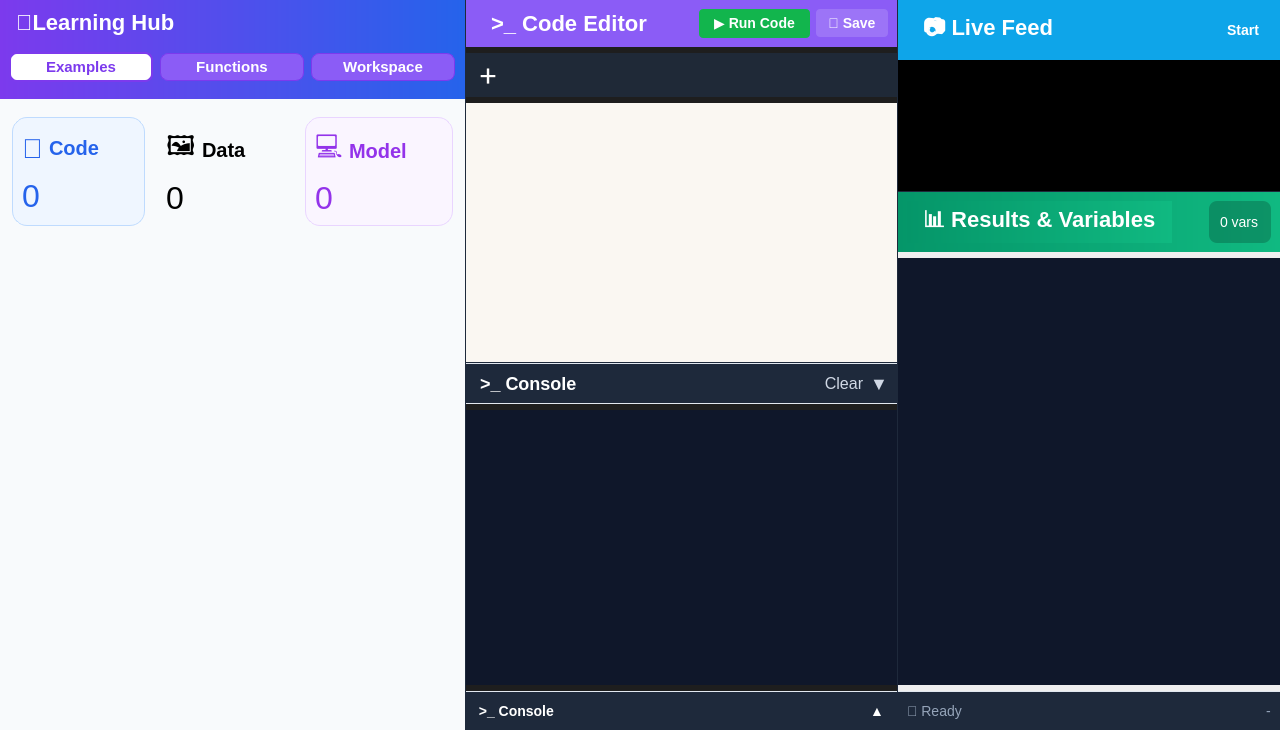
The window that src/ui/running_mode.ui (tttruc1411-tech/AI_Education_App) describes before a commit, drawn with Qt 5.
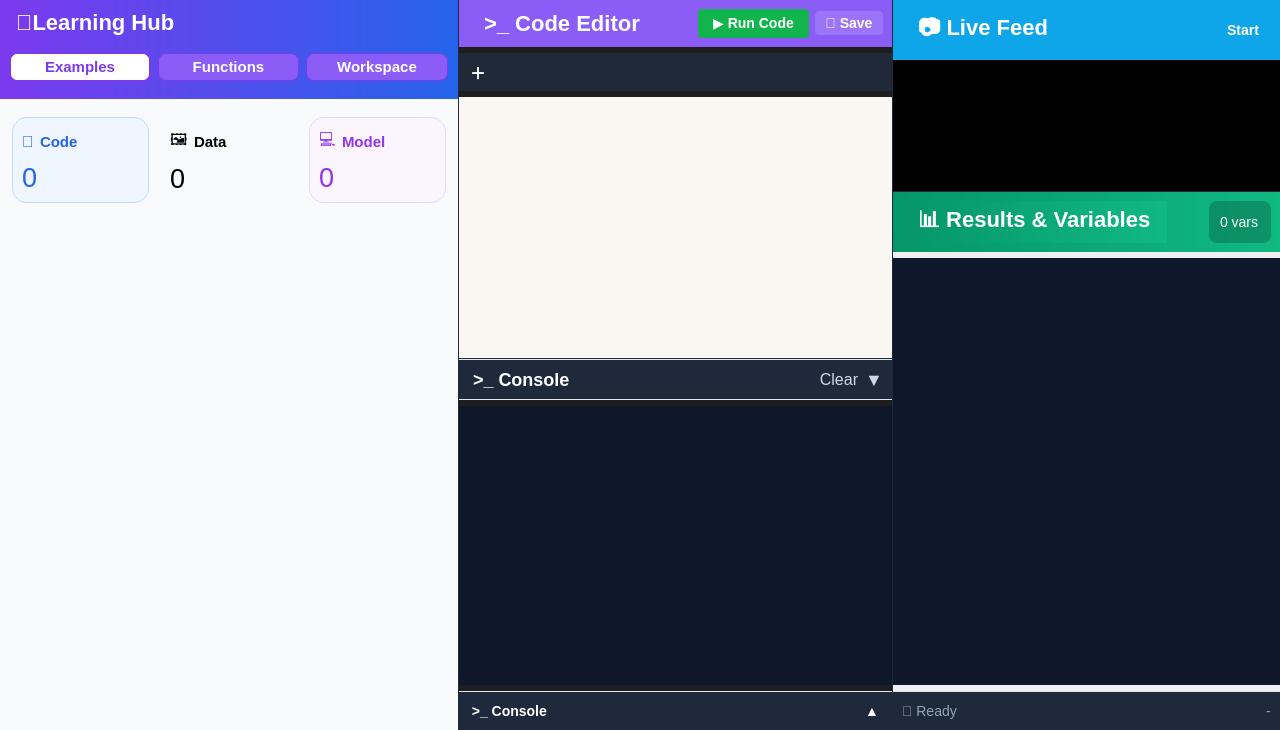
The same window after the commit. The open tabs and pages were chosen to show the change.

What changed in the file:
```diff
--- a/src/ui/running_mode.ui
+++ b/src/ui/running_mode.ui
@@ -31,7 +31,7 @@
     #editorTitle { color: white; font-weight: bold; font-size: 22px; padding: 2px 10px; }
     #btnRunCode { background-color: #12b54d; color: white; border-radius: 4px; font-size: 14px; font-weight: bold; padding: 6px 15px; }
     #btnRunCode:hover { background-color: #16a34a; }
-    #btnSaveFile { background-color: rgba(255,255,255,0.15); color: white; border-radius: 4px; padding: 6px 12px; font-weight: bold; font-size: 14px; }
+    #btnSaveFile { background-color: rgba(255,255,255,0.15); color: white; border-radius: 4px; padding: 4px 10px; font-weight: bold; font-size: 14px; }
     #editorTabBar { background-color: #1f2937; }
     #monacoPlaceholder { color: #1e293b; font-family: Consolas, monospace; font-size: 16px; padding: 10px; border: none; background-color: #faf7f2; }
     #consoleBody { background-color: #0f172a; color: #5ff97b; font-family: 'Consolas', monospace; font-size: 15px; border: none; padding: 10px; }
@@ -42,9 +42,9 @@
     #resTitle { color: white; font-weight: bold; font-size: 22px; padding: 2px 10px; }
     #exampleTitle { font-weight: bold; color: #1f2937; font-size: 17px; }
     #exampleDesc { color: #475569; font-size: 14px; }
-    #exampleBadge1 { background: #f6710b; color: white; border-radius: 6px; padding: 2px 8px; font-size: 12px; font-weight: bold; min-width: 60px; max-width: 80px; min-height: 22px; max-height: 22px; }
-    #exampleBadge2 { background: #08a54f; color: white; border-radius: 6px; padding: 2px 8px; font-size: 12px; font-weight: bold; min-width: 60px; max-width: 80px; min-height: 22px; max-height: 22px; }
-    #exampleBadge3 { background: #b51414; color: white; border-radius: 6px; padding: 2px 8px; font-size: 12px; font-weight: bold; min-width: 60px; max-width: 80px; min-height: 22px; max-height: 22px; }
+    #exampleBadge1 { background: #f6710b; color: white; border-radius: 6px; padding: 2px 8px; font-size: 18px; font-weight: bold; min-width: 60px; max-width: 80px; min-height: 22px; max-height: 26px; }
+    #exampleBadge2 { background: #08a54f; color: white; border-radius: 6px; padding: 2px 8px; font-size: 18px; font-weight: bold; min-width: 60px; max-width: 80px; min-height: 22px; max-height: 26px; }
+    #exampleBadge3 { background: #b51414; color: white; border-radius: 6px; padding: 2px 8px; font-size: 18px; font-weight: bold; min-width: 60px; max-width: 80px; min-height: 22px; max-height: 26px; }
     #btnLoadFaceDetect, #btnLoadObjectDetect, #btnLoadLLMChatbot { background: qlineargradient(spread:pad, x1:0, y1:0, x2:1, y2:0, stop:0 #3b82f6, stop:1 #7c3aed); color: white; border-radius: 10px; font-weight: bold; padding: 2px 12px; min-height: 32px; min-width: 70px; border: none; font-size: 14px; }
     #btnLoadFaceDetect:hover, #btnLoadObjectDetect:hover, #btnLoadLLMChatbot:hover { background: qlineargradient(spread:pad, x1:0, y1:0, x2:1, y2:0, stop:0 #2563eb, stop:1 #6d28d9); }
     QScrollArea { border: none; background: #faf7f2; }
@@ -491,7 +491,7 @@
                         <widget class="QLabel">
                          <property name="font">
                           <font>
-                           <pointsize>20</pointsize>
+                           <pointsize>12</pointsize>
                           </font>
                          </property>
                          <property name="text">
@@ -503,7 +503,7 @@
                         <widget class="QLabel">
                          <property name="font">
                           <font>
-                           <pointsize>15</pointsize>
+                           <pointsize>11</pointsize>
                            <bold>true</bold>
                           </font>
                          </property>
@@ -531,7 +531,7 @@
                       <widget class="QLabel" name="countCode">
                        <property name="font">
                         <font>
-                         <pointsize>24</pointsize>
+                         <pointsize>20</pointsize>
                          <weight>50</weight>
                          <bold>true</bold>
                         </font>
@@ -565,7 +565,7 @@
                         <widget class="QLabel">
                          <property name="font">
                           <font>
-                           <pointsize>20</pointsize>
+                           <pointsize>12</pointsize>
                           </font>
                          </property>
                          <property name="text">
@@ -577,7 +577,7 @@
                         <widget class="QLabel">
                          <property name="font">
                           <font>
-                           <pointsize>15</pointsize>
+                           <pointsize>11</pointsize>
                            <bold>true</bold>
                           </font>
                          </property>
@@ -605,7 +605,7 @@
                       <widget class="QLabel" name="countData">
                        <property name="font">
                         <font>
-                         <pointsize>24</pointsize>
+                         <pointsize>20</pointsize>
                          <weight>50</weight>
                          <bold>true</bold>
                         </font>
@@ -639,7 +639,7 @@
                         <widget class="QLabel">
                          <property name="font">
                           <font>
-                           <pointsize>20</pointsize>
+                           <pointsize>12</pointsize>
                           </font>
                          </property>
                          <property name="text">
@@ -651,7 +651,7 @@
                         <widget class="QLabel">
                          <property name="font">
                           <font>
-                           <pointsize>15</pointsize>
+                           <pointsize>11</pointsize>
                            <bold>true</bold>
                           </font>
                          </property>
@@ -679,7 +679,7 @@
                       <widget class="QLabel" name="countModel">
                        <property name="font">
                         <font>
-                         <pointsize>24</pointsize>
+                         <pointsize>20</pointsize>
                          <weight>50</weight>
                          <bold>true</bold>
                         </font>
@@ -853,18 +853,18 @@
               <widget class="QPushButton" name="tabPlus">
                <property name="minimumSize">
                 <size>
-                 <width>26</width>
-                 <height>26</height>
+                 <width>20</width>
+                 <height>20</height>
                 </size>
                </property>
                <property name="maximumSize">
                 <size>
-                 <width>26</width>
-                 <height>26</height>
+                 <width>20</width>
+                 <height>20</height>
                 </size>
                </property>
                <property name="styleSheet">
-                <string notr="true">QPushButton { color: white; background: transparent; border: none; font-size: 20px; font-weight: bold; } QPushButton:hover { color: #dbeafe; background: rgba(255,255,255,0.1); border-radius: 4px; }</string>
+                <string notr="true">QPushButton { color: white; background: transparent; border: none; font-size: 16px; font-weight: bold; } QPushButton:hover { color: #dbeafe; background: rgba(255,255,255,0.1); border-radius: 4px; }</string>
                </property>
                <property name="text">
                 <string>＋</string>
```
Left out of the diff: 12 changed lines with no effect on the pictures.
